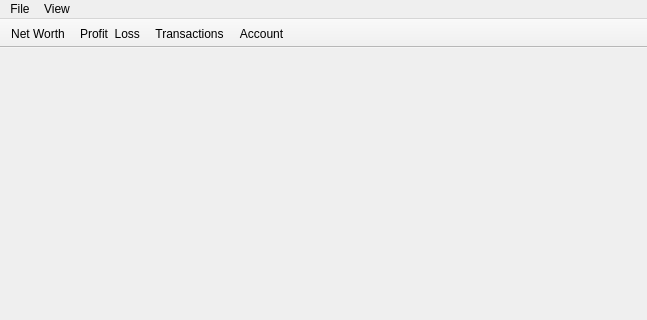
The window that qt/ui/main_window.ui (Mouchnino/moneyguru) describes before a commit, drawn with Qt 5; both pictures show x 0 to 647 and y 0 to 320 of the 647 by 468 pixel window.
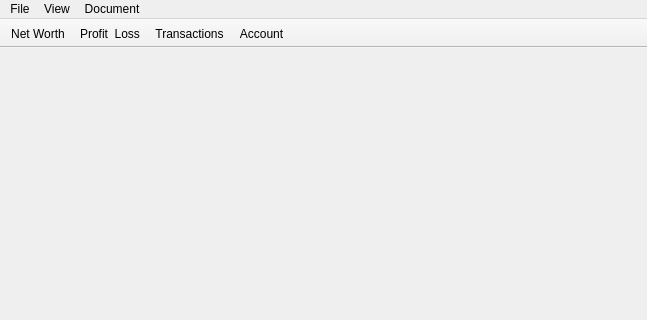
The same window after the commit. Icons and pictures are not drawn.

What changed in the file:
```diff
--- a/qt/ui/main_window.ui
+++ b/qt/ui/main_window.ui
@@ -192,8 +192,15 @@
     <addaction name="menuDateRange"/>
     <addaction name="menuType_Here"/>
    </widget>
+   <widget class="QMenu" name="menuDocument">
+    <property name="title">
+     <string>Document</string>
+    </property>
+    <addaction name="actionShowSelectedAccount"/>
+   </widget>
    <addaction name="menuFile"/>
    <addaction name="menuView"/>
+   <addaction name="menuDocument"/>
   </widget>
   <widget class="QToolBar" name="toolBar">
    <property name="windowTitle">
```
Left out of the diff: 11 changed lines with no effect on the pictures.
